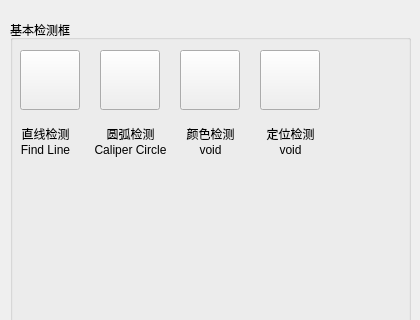
Before: the Qt Designer form VisionDetect/InspWindowSelectWidget.ui in chuandongxu/AOI, drawn with Qt 5; both pictures show x 0 to 420 and y 0 to 320 of the 420 by 800 pixel window.
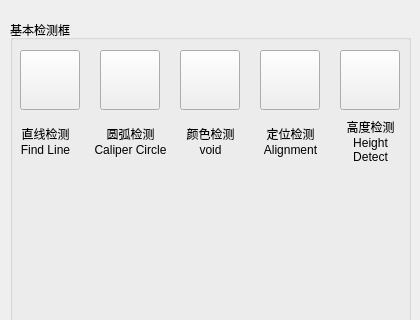
After: the same form once the commit is applied. Icons and pictures are not drawn.

Commit message:
Height Detect Widget
1. Add Height measure window func;
2. Add height base window func;
3. Saving the height detect params.
4. Add measure and base relations.
5. tryInsp not developped.....(no 3D data)

Diff of the .ui file:
```diff
--- a/VisionDetect/InspWindowSelectWidget.ui
+++ b/VisionDetect/InspWindowSelectWidget.ui
@@ -185,7 +185,49 @@
      </rect>
     </property>
     <property name="text">
-     <string>定位检测  void</string>
+     <string>定位检测  Alignment</string>
+    </property>
+    <property name="alignment">
+     <set>Qt::AlignCenter</set>
+    </property>
+    <property name="wordWrap">
+     <bool>true</bool>
+    </property>
+   </widget>
+   <widget class="QPushButton" name="btnHeightDetectWindow">
+    <property name="geometry">
+     <rect>
+      <x>330</x>
+      <y>30</y>
+      <width>60</width>
+      <height>60</height>
+     </rect>
+    </property>
+    <property name="text">
+     <string/>
+    </property>
+    <property name="icon">
+     <iconset>
+      <normaloff>image/HeightDetect.png</normaloff>image/HeightDetect.png</iconset>
+    </property>
+    <property name="iconSize">
+     <size>
+      <width>60</width>
+      <height>60</height>
+     </size>
+    </property>
+   </widget>
+   <widget class="QLabel" name="labelHeightDetectWindow">
+    <property name="geometry">
+     <rect>
+      <x>330</x>
+      <y>100</y>
+      <width>61</width>
+      <height>41</height>
+     </rect>
+    </property>
+    <property name="text">
+     <string>高度检测  Height Detect</string>
     </property>
     <property name="alignment">
      <set>Qt::AlignCenter</set>
```
The commit also changes 13 other files.
